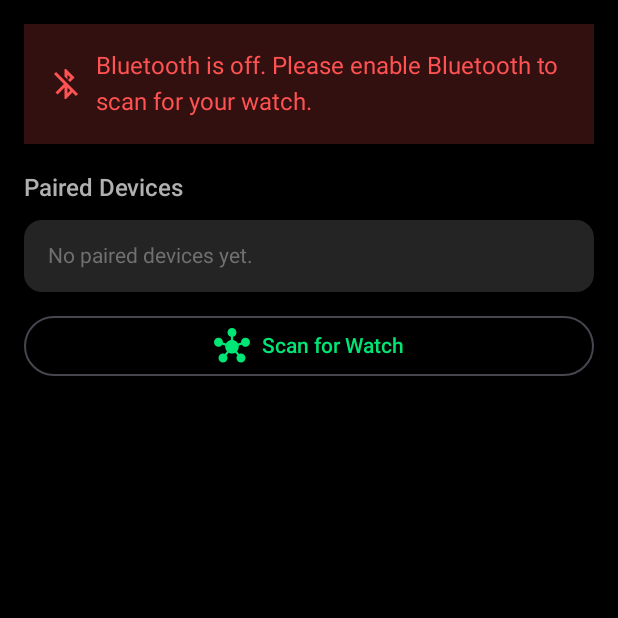
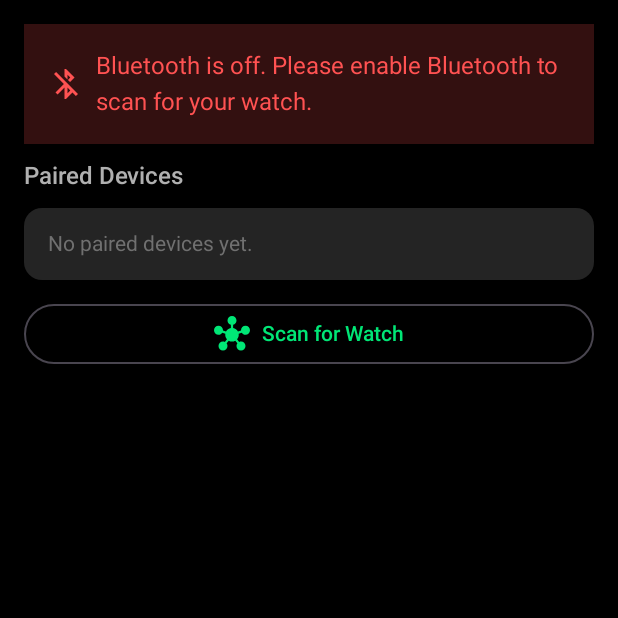
Before and after one commit to hsanjuan/freellee, an Android app built with Jetpack Compose: the composable ConnectionScreen shown on its own in the app's theme, on a phone screen of 412 x 824 dp, the top half of it. Run offline under Robolectric (Android 15) with nearby library versions, the phone set to English and light mode, and no system bars; 7 statements that could not run were skipped.

Commit message:
Align the Paired Devices header with other tabs
Drop the empty spacing item when Bluetooth is enabled and remove extra top padding so the header sits at the same position as the History tab.

```diff
--- a/app/src/main/java/link/hector/freellee/ui/screens/ConnectionScreen.kt
+++ b/app/src/main/java/link/hector/freellee/ui/screens/ConnectionScreen.kt
@@ -125,8 +125,8 @@ fun ConnectionScreen(
             verticalArrangement = Arrangement.spacedBy(12.dp),
         ) {
             // Bluetooth status section
-            item {
-                if (!uiState.bluetoothEnabled) {
+            if (!uiState.bluetoothEnabled) {
+                item {
                     Box(
                         modifier = Modifier
                             .fillMaxWidth()
@@ -164,7 +164,6 @@ fun ConnectionScreen(
                     "Paired Devices",
                     style = MaterialTheme.typography.titleMedium,
                     color = TextSecondary,
-                    modifier = Modifier.padding(top = 8.dp),
                 )
             }
 
```
